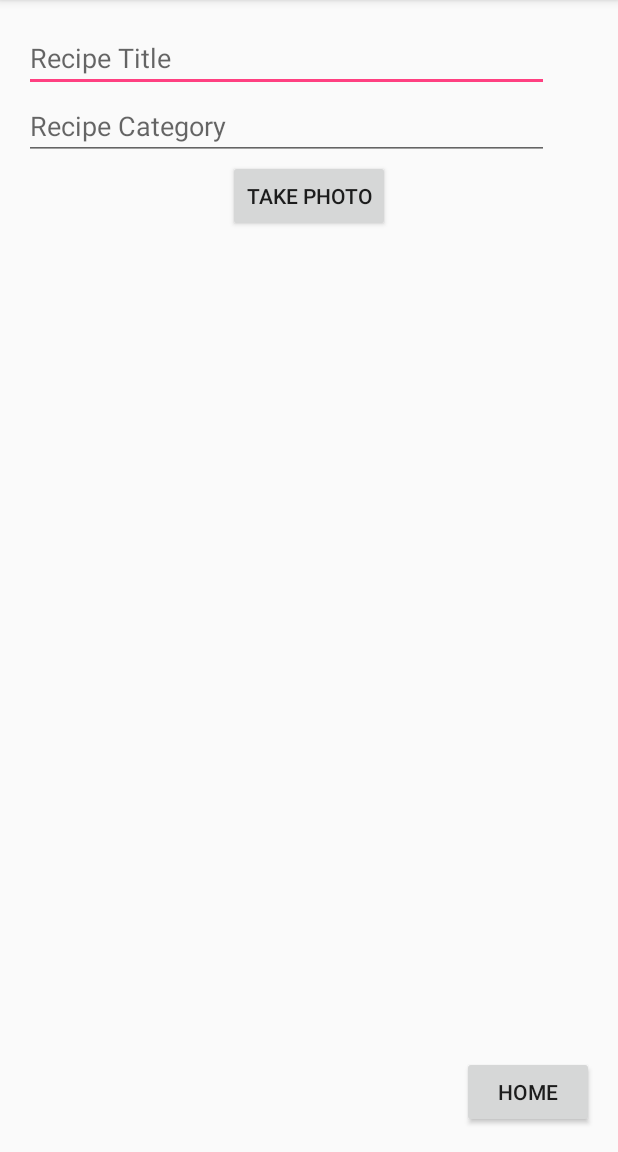
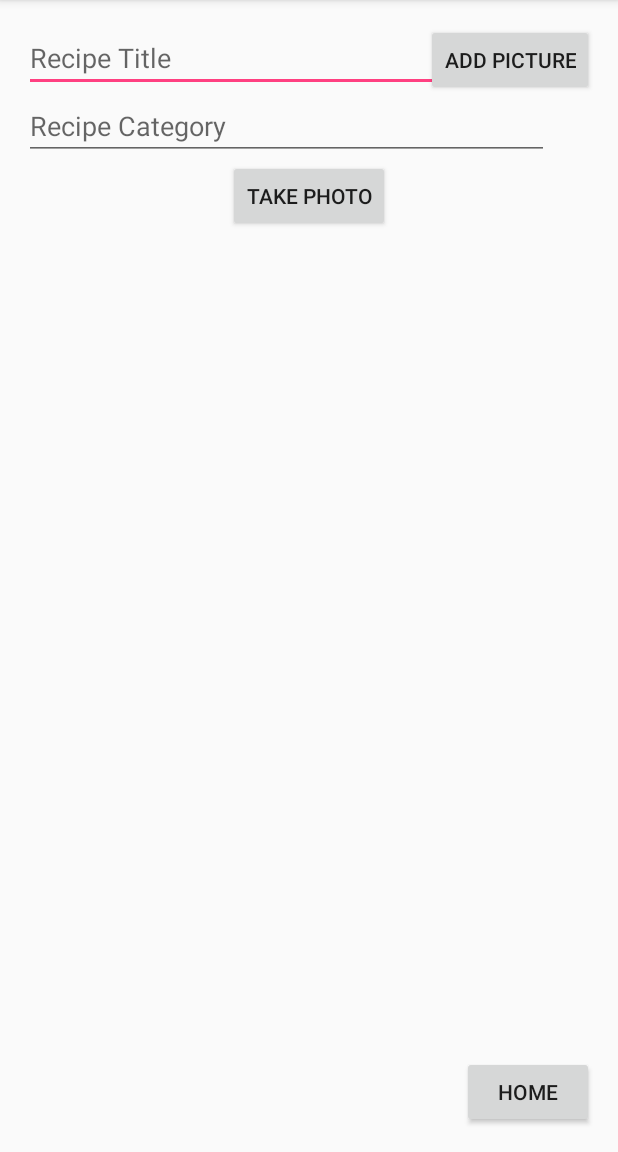
Before and after one commit to kimsoraya/Programmeerproject, an Android app: the PhotoRecipeActivity screen opened directly, with no data from a screen before it, on a phone screen of 412 x 824 dp, the part 84-1236 px from its top. Run offline under Robolectric (Android 15) with nearby library versions, the phone set to English and light mode, and no system bars.

```diff
--- a/MyPersonalCookbook/app/src/main/java/com/example/kimschuiten/mypersonalcookbook30/TextRecipeActivity.java
+++ b/MyPersonalCookbook/app/src/main/java/com/example/kimschuiten/mypersonalcookbook30/TextRecipeActivity.java
@@ -133,6 +133,7 @@ public class TextRecipeActivity extends AppCompatActivity {
             } else {
                 Toast.makeText(this, "You haven't picked Image",
                         Toast.LENGTH_LONG).show();
+                // TODO: als ik een foto neem krijg ik deze toast
             }
         } catch (Exception e) {
             Toast.makeText(this, "Something went wrong", Toast.LENGTH_LONG)
--- a/MyPersonalCookbook/app/src/main/res/layout/activity_photo_recipe.xml
+++ b/MyPersonalCookbook/app/src/main/res/layout/activity_photo_recipe.xml
@@ -18,6 +18,15 @@
         android:layout_alignParentTop="true"
         android:layout_alignParentStart="true" />
 
+    <Button
+        android:layout_width="wrap_content"
+        android:layout_height="wrap_content"
+        android:text="@string/add_picture_button"
+        android:id="@+id/addExtraPictureButton"
+        android:onClick="onAddPictureClick"
+        android:layout_alignParentTop="true"
+        android:layout_alignParentRight="true" />
+
     <EditText
         android:layout_width="350dp"
         android:layout_height="wrap_content"
@@ -37,8 +46,16 @@
     <ImageView
         android:layout_width="wrap_content"
         android:layout_height="wrap_content"
+        android:id="@+id/showExtraPicture"
+        android:layout_below="@+id/takePhoto" />
+
+    <ImageView
+        android:layout_width="wrap_content"
+        android:layout_height="wrap_content"
         android:id="@+id/recipePictureImageView"
-        android:layout_below="@+id/takePhoto"/>
+        android:layout_below="@+id/showExtraPicture" />
+
+
 
     <Button
         android:layout_width="wrap_content"
```
Also changed, not shown: MyPersonalCookbook/app/src/main/java/com/example/kimschuiten/mypersonalcookbook30/PhotoRecipeActivity.java (+90 -25 lines).
